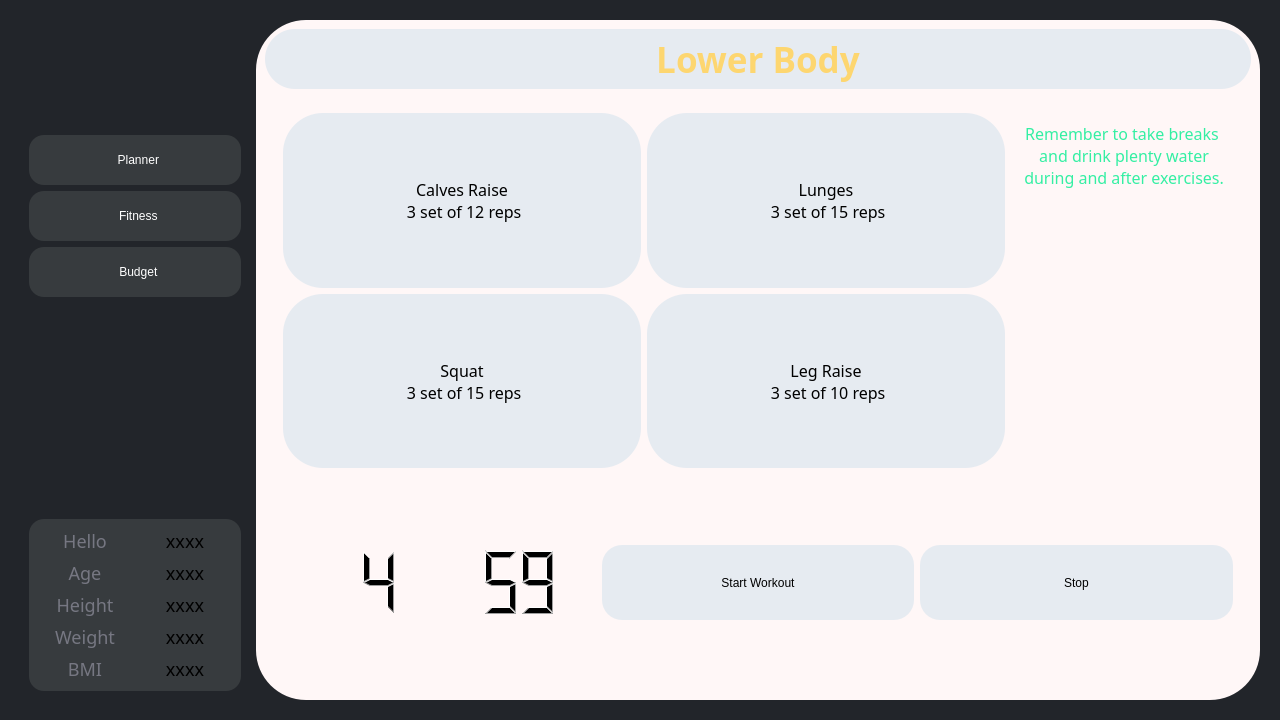
Above: K/lower_body.ui from burr1to/kaizen before the change. Below: the same form after it.
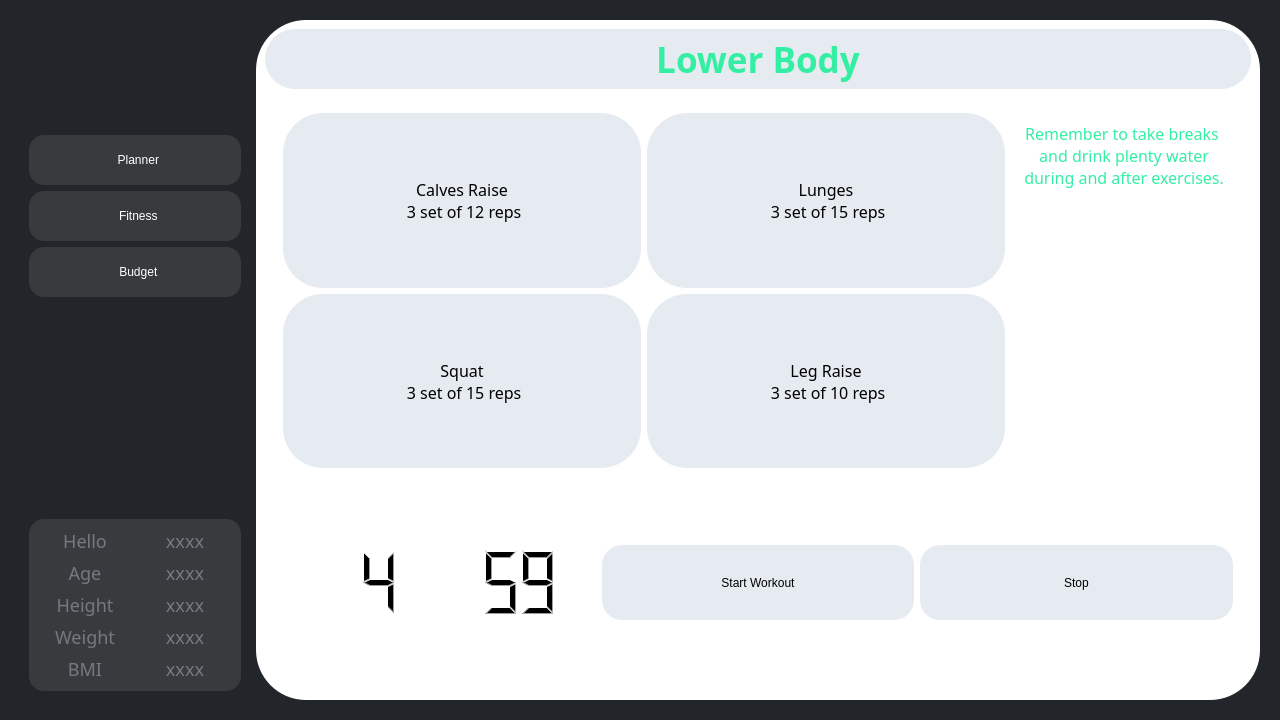
That is the form after the change. Icons and pictures are not drawn.

Diff of the .ui file:
```diff
--- a/K/lower_body.ui
+++ b/K/lower_body.ui
@@ -255,7 +255,7 @@
                    </font>
                   </property>
                   <property name="styleSheet">
-                   <string notr="true">color : black;</string>
+                   <string notr="true">color : #767782;</string>
                   </property>
                   <property name="text">
                    <string>xxxx</string>
@@ -301,7 +301,7 @@
                    </font>
                   </property>
                   <property name="styleSheet">
-                   <string notr="true">color : black;</string>
+                   <string notr="true">color : #767782;</string>
                   </property>
                   <property name="text">
                    <string>xxxx</string>
@@ -347,7 +347,7 @@
                    </font>
                   </property>
                   <property name="styleSheet">
-                   <string notr="true">color : black;</string>
+                   <string notr="true">color : #767782;</string>
                   </property>
                   <property name="text">
                    <string>xxxx</string>
@@ -393,7 +393,7 @@
                    </font>
                   </property>
                   <property name="styleSheet">
-                   <string notr="true">color : black;</string>
+                   <string notr="true">color : #767782;</string>
                   </property>
                   <property name="text">
                    <string>xxxx</string>
@@ -439,7 +439,7 @@
                    </font>
                   </property>
                   <property name="styleSheet">
-                   <string notr="true">color : black;</string>
+                   <string notr="true">color : #767782;</string>
                   </property>
                   <property name="text">
                    <string>xxxx</string>
@@ -468,7 +468,7 @@
          </sizepolicy>
         </property>
         <property name="styleSheet">
-         <string notr="true">background-color:rgb(255, 247, 247);
+         <string notr="true">background-color:#ffffff;
 border-radius:50px;
 color:black;</string>
         </property>
@@ -499,7 +499,7 @@
             <string notr="true">background-color:#e6ebf1;
 font: 700 26pt &quot;FONTSPRING DEMO - Pontiac Black&quot;;
 border-radius:30px;
-color: #fdd670;</string>
+color: #34efa3;</string>
            </property>
            <property name="text">
             <string>Lower Body</string>
```
